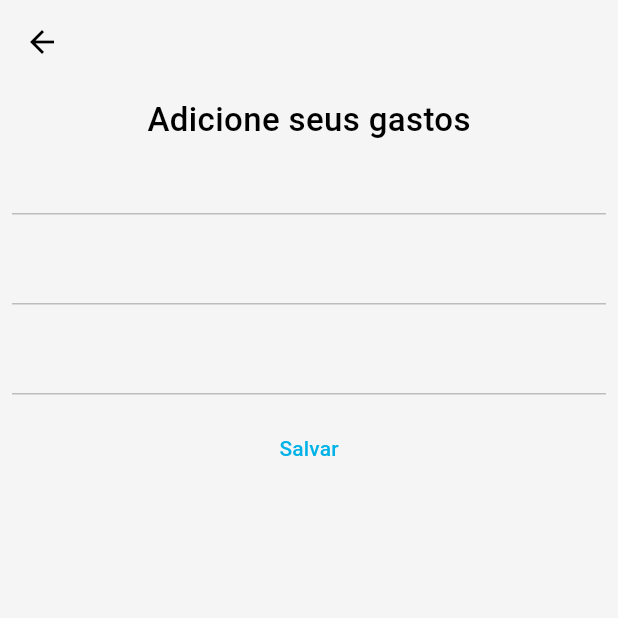
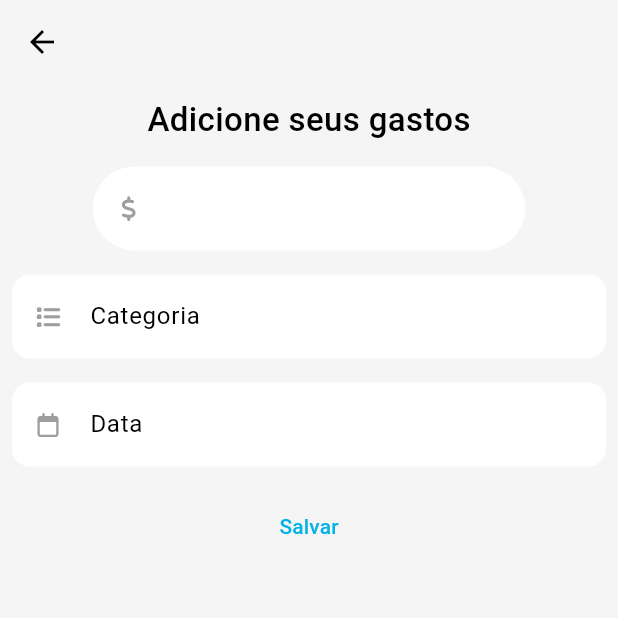
Before and after one commit to felipetaua/controle_financeiro, a Flutter app: the addNavButton screen opened directly, on a phone screen of 412 x 824 dp, the top half of it. Run offline on Flutter 3.47's test engine with Material 3 defaults, Android fonts, the phone set to English and light mode, and no system bars; our stand-ins replace fl_chart, font_awesome_flutter.

Commit message:
criando input de valor, adicionando input de categoria e inserir a data

```diff
--- a/lib/screens/add_nav/views/add_nav.dart
+++ b/lib/screens/add_nav/views/add_nav.dart
@@ -1,4 +1,5 @@
 import 'package:flutter/material.dart';
+import 'package:font_awesome_flutter/font_awesome_flutter.dart';
 
 class addNavButton extends StatelessWidget {
   const addNavButton({super.key});
@@ -21,17 +22,70 @@ class addNavButton extends StatelessWidget {
                 "Adicione seus gastos",
                 style: TextStyle(fontSize: 22, fontWeight: FontWeight.w500),
               ),
-              TextFormField(),
               const SizedBox(
-                height: 12,
+                height: 16,
               ),
-              TextFormField(),
+              SizedBox(
+                width: MediaQuery.of(context).size.width * 0.7,
+                child: TextFormField(
+                  textAlignVertical: TextAlignVertical.center,
+                  decoration: InputDecoration(
+                      filled: true,
+                      fillColor: Colors.white,
+                      prefixIcon: const Icon(
+                        FontAwesomeIcons.dollarSign,
+                        size: 16,
+                        color: Colors.grey,
+                      ),
+                      border: OutlineInputBorder(
+                          borderRadius: BorderRadius.circular(32),
+                          borderSide: BorderSide.none)),
+                ),
+              ),
               const SizedBox(
-                height: 12,
+                height: 16,
               ),
-              TextFormField(),
+              TextFormField(
+                textAlignVertical: TextAlignVertical.center,
+                decoration: InputDecoration(
+                    filled: true,
+                    fillColor: Colors.white,
+                    prefixIcon: const Icon(
+                      FontAwesomeIcons.list,
+                      size: 16,
+                      color: Colors.grey,
+                    ),
+                    hintText: ('Categoria'),
+                    border: OutlineInputBorder(
+                        borderRadius: BorderRadius.circular(12),
+                        borderSide: BorderSide.none)),
+              ),
               const SizedBox(
-                height: 12,
+                height: 16,
+              ),
+              TextFormField(
+                textAlignVertical: TextAlignVertical.center,
+                onTap: () {
+                  showDatePicker(
+                      context: context,
+                      firstDate: DateTime.now(),
+                      lastDate: DateTime.now().add(Duration(days: 365)));
+                },
+                decoration: InputDecoration(
+                    filled: true,
+                    fillColor: Colors.white,
+                    prefixIcon: const Icon(
+                      FontAwesomeIcons.calendar,
+                      size: 16,
+                      color: Colors.grey,
+                    ),
+                    hintText: ('Data'),
+                    border: OutlineInputBorder(
+                        borderRadius: BorderRadius.circular(12),
+                        borderSide: BorderSide.none)),
+              ),
+              const SizedBox(
+                height: 16,
               ),
               TextButton(onPressed: () {}, child: Text('Salvar'))
             ],
```
